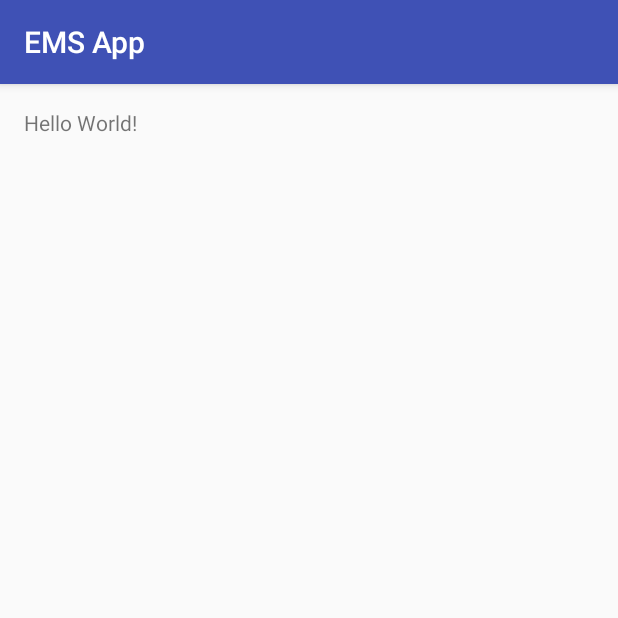
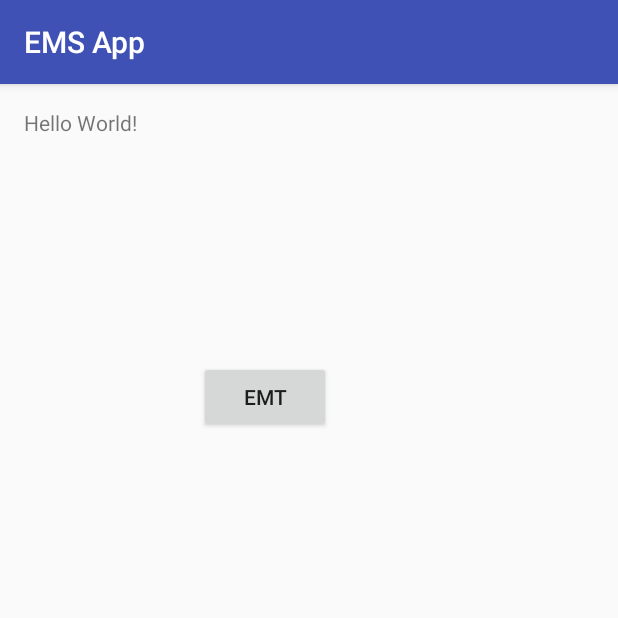
Before and after one commit to reymbarcelo/ems_project, an Android app: the screen it shows after launch (MainActivity), on a phone screen of 412 x 824 dp, the top half of it. Run offline under Robolectric (Android 15) with nearby library versions, the phone set to English and light mode, and no system bars.

Commit message:
EMT Button Added to center of view

```diff
--- a/app/src/main/res/layout/activity_main.xml
+++ b/app/src/main/res/layout/activity_main.xml
@@ -16,5 +16,18 @@
         android:text="Hello World!"
         android:layout_alignParentTop="true"
         android:layout_alignParentLeft="true"
-        android:layout_alignParentStart="true" />
+        android:layout_alignParentStart="true"
+        android:id="@+id/textView" />
+
+    <Button
+        android:text="EMT"
+        android:layout_width="wrap_content"
+        android:layout_height="wrap_content"
+        android:id="@+id/button"
+        android:layout_below="@+id/textView"
+        android:layout_toRightOf="@+id/textView"
+        android:layout_toEndOf="@+id/textView"
+        android:layout_marginLeft="41dp"
+        android:layout_marginStart="41dp"
+        android:layout_marginTop="149dp" />
 </RelativeLayout>
```
